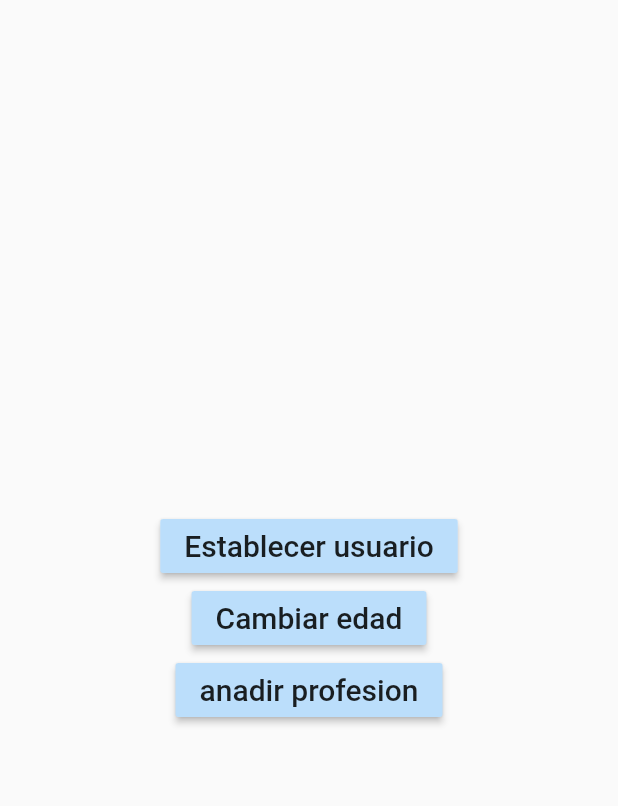
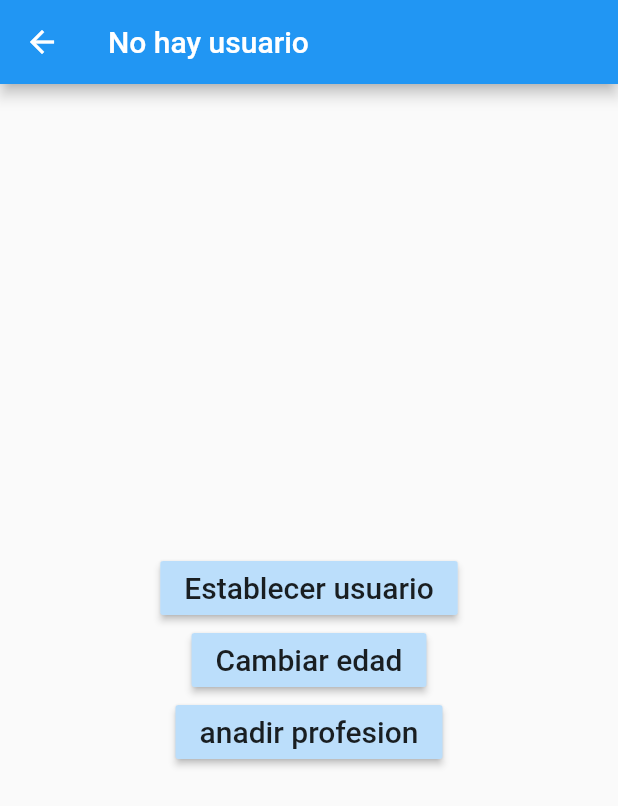
Before and after one commit to Jesus180Reyes/Gestores_de_estado, a Flutter app: the DetailsPage screen opened directly, on a phone screen of 412 x 824 dp. Shown: the top 806 px of the screen. Run offline on Flutter 3.47's test engine with Material 2 defaults, Android fonts, the phone set to English and light mode, and no system bars; accounts and stored records are empty.

Commit message:
Fin singleton

```diff
--- a/lib/models/usuario.dart
+++ b/lib/models/usuario.dart
@@ -1,11 +1,11 @@
 class Usuario {
   String nombre;
-  int edad;
-  List<String> profesiones;
+  int? edad;
+  List<String>? profesiones;
 
   Usuario({
-    required this.edad,
+    this.edad,
     required this.nombre,
-    required this.profesiones,
+    this.profesiones,
   });
 }
--- a/lib/pages/details_page.dart
+++ b/lib/pages/details_page.dart
@@ -1,4 +1,6 @@
 import 'package:flutter/material.dart';
+import 'package:singleton_app/models/usuario.dart';
+import 'package:singleton_app/services/usuario_service.dart';
 
 class DetailsPage extends StatelessWidget {
   const DetailsPage({Key? key}) : super(key: key);
@@ -6,12 +8,25 @@
   @override
   Widget build(BuildContext context) {
     return Scaffold(
+      appBar: AppBar(
+        title: StreamBuilder(
+          stream: usuarioService.usuarioStream,
+          builder: (BuildContext context, AsyncSnapshot<Usuario> snapshot) {
+            return snapshot.hasData
+                ? Text(snapshot.data!.nombre)
+                : const Text('No hay usuario');
+          },
+        ),
+      ),
       body: Center(
         child: Column(
           mainAxisAlignment: MainAxisAlignment.center,
           children: [
             MaterialButton(
-              onPressed: () {},
+              onPressed: () {
+                final nuevoUsuario = Usuario(nombre: "Jesus", edad: 20);
+                usuarioService.cargarUsuario(nuevoUsuario);
+              },
               child: const Text(
                 'Establecer usuario',
                 style: TextStyle(fontSize: 20),
@@ -19,7 +34,9 @@
               color: Colors.blue[100],
             ),
             MaterialButton(
-              onPressed: () {},
+              onPressed: () {
+                usuarioService.cambiarEdad(30);
+              },
               child: const Text(
                 'Cambiar edad',
                 style: TextStyle(fontSize: 20),
--- /dev/null
+++ b/lib/services/usuario_service.dart
@@ -0,0 +1,30 @@
+// ignore_for_file: prefer_final_fields
+
+import 'dart:async';
+
+import 'package:singleton_app/models/usuario.dart';
+
+class _UsuarioService {
+  Usuario? _usuario;
+  StreamController<Usuario> _usuarioStreamController =
+      StreamController<Usuario>.broadcast();
+
+  Usuario get usuario => usuario;
+  bool get existeUsuario => (_usuario != null) ? true : false;
+  Stream<Usuario> get usuarioStream => _usuarioStreamController.stream;
+
+  void cargarUsuario(Usuario user) {
+    _usuario = user;
+    _usuarioStreamController.add(user);
+  }
+
+  void cambiarEdad(int edad) {
+    _usuario!.edad = edad;
+  }
+
+  dispose() {
+    _usuarioStreamController.close();
+  }
+}
+
+final usuarioService = _UsuarioService();
```
Also changed, not shown: lib/pages/home_page.dart (+24 -13 lines).
